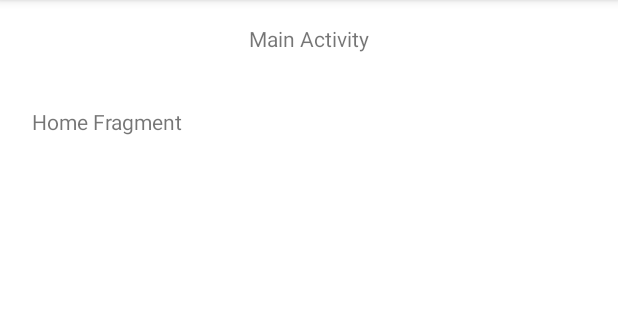
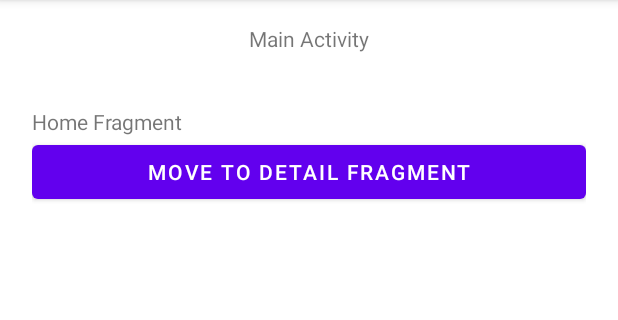
Before and after one commit to fahram/Latihan-Fragment, an Android app: the screen it shows after launch (MainActivity), on a phone screen of 412 x 824 dp, the part 84-404 px from its top. Run offline under Robolectric (Android 15) with nearby library versions, the phone set to English and light mode, and no system bars.

Commit message:
Fragment to Fragment

```diff
--- a/app/src/main/java/com/fahram/latihanfragment/HomeFragment.kt
+++ b/app/src/main/java/com/fahram/latihanfragment/HomeFragment.kt
@@ -4,11 +4,13 @@ import android.os.Bundle
 import android.view.LayoutInflater
 import android.view.View
 import android.view.ViewGroup
+import android.widget.Button
 import androidx.fragment.app.Fragment
 
 
 class HomeFragment : Fragment() {
 
+    lateinit var btnMoveToDetailFragment: Button
     override fun onCreateView(
         inflater: LayoutInflater, container: ViewGroup?,
         savedInstanceState: Bundle?
@@ -17,4 +19,17 @@ class HomeFragment : Fragment() {
         return inflater.inflate(R.layout.fragment_home, container, false)
     }
 
+    override fun onViewCreated(view: View, savedInstanceState: Bundle?) {
+        super.onViewCreated(view, savedInstanceState)
+        btnMoveToDetailFragment = view.findViewById(R.id.btn_move_to_detail_fragment)
+        btnMoveToDetailFragment.setOnClickListener {
+            val fragmentManager = parentFragmentManager
+            val detailFragment = DetailFragment()
+            fragmentManager.beginTransaction().apply {
+                replace(R.id.container, detailFragment, DetailFragment::class.java.simpleName)
+                    .addToBackStack(null)
+                    .commit()
+            }
+        }
+    }
 }
--- a/app/src/main/res/layout/fragment_home.xml
+++ b/app/src/main/res/layout/fragment_home.xml
@@ -2,10 +2,18 @@
 <LinearLayout xmlns:android="http://schemas.android.com/apk/res/android"
     android:layout_width="match_parent"
     android:layout_height="match_parent"
+    android:orientation="vertical"
     android:padding="20dp">
 
     <TextView
         android:layout_width="match_parent"
         android:layout_height="wrap_content"
         android:text="Home Fragment" />
+
+    <Button
+        android:id="@+id/btn_move_to_detail_fragment"
+        android:layout_width="match_parent"
+        android:layout_height="wrap_content"
+        android:text="Move to Detail Fragment" />
+
 </LinearLayout>
```
Also changed, not shown: app/src/main/java/com/fahram/latihanfragment/DetailFragment.kt (added, +19 -0 lines), app/src/main/res/layout/fragment_detail.xml (added, +10 -0 lines).
